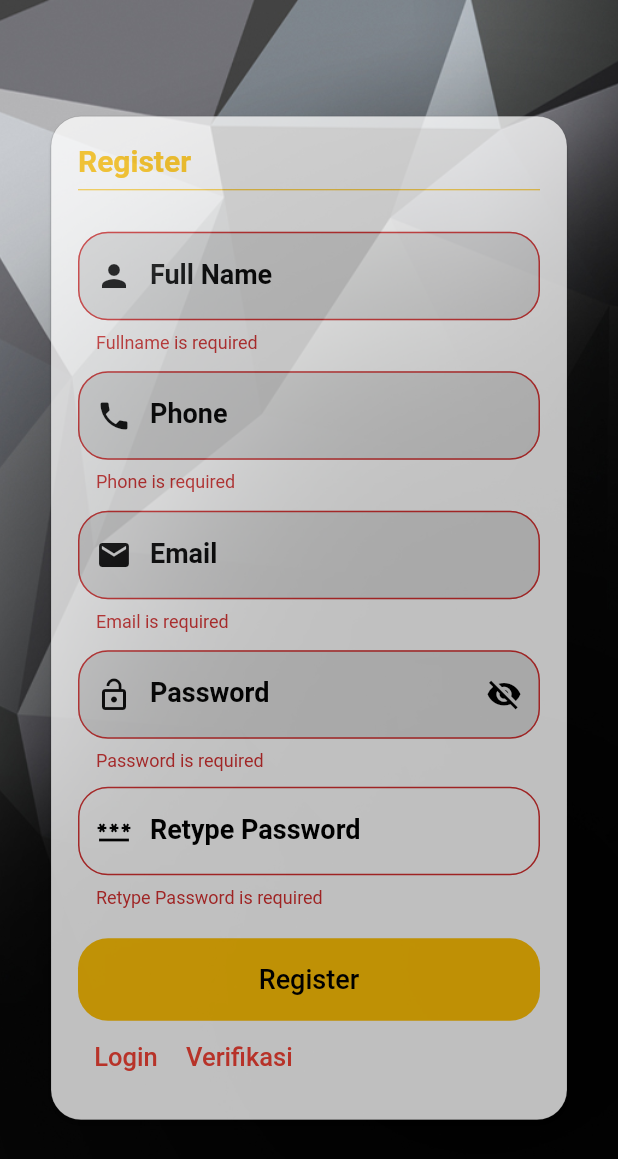
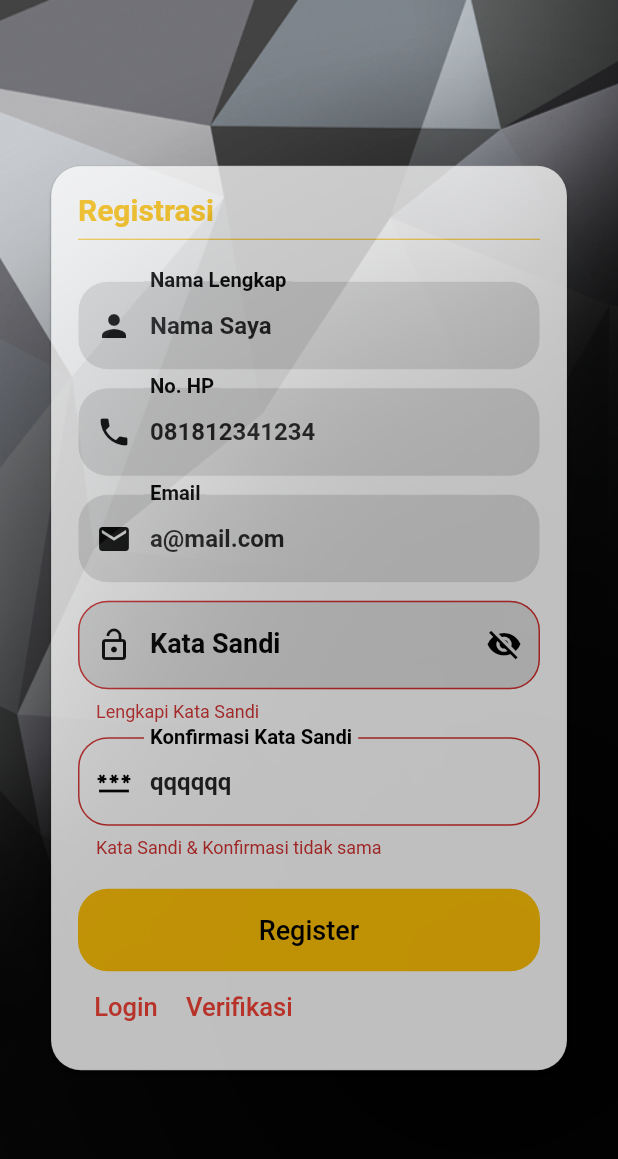
Before and after one commit to tuk4ngketik/SalesPoint, a Flutter app: the Daftar screen opened directly, after a tap on "Register", on a phone screen of 412 x 824 dp. Shown: the top 1159 px of the screen. Run offline on Flutter 3.47's test engine with Material 2 defaults, Android fonts, the phone set to English and light mode, and no system bars; our stand-ins replace get, package_info_plus, shared_preferences; missing offline and left inert: easy_autocomplete, responsive_navigation_bar; accounts and stored records are empty.

Commit message:
Ad sessin status_app   register

```diff
--- a/lib/Views/daftar.dart
+++ b/lib/Views/daftar.dart
@@ -3,11 +3,11 @@
 // import 'dart:convert';
 
 import 'dart:convert';
-import 'package:easy_autocomplete/easy_autocomplete.dart';
   import 'package:flutter/material.dart';
   import 'package:get/get.dart';
   import 'package:package_info_plus/package_info_plus.dart';
   import 'package:sales_point/Apis/a_login.dart';
+  import 'package:sales_point/Cfg/sess.dart';
   import 'package:sales_point/Helper/rgx.dart';
   import 'package:sales_point/Helper/tanggal.dart';
   import 'package:sales_point/Views/verifikasi.dart';
@@ -23,18 +23,16 @@ class Daftar extends StatefulWidget{
 
 class _Daftar extends State<Daftar>{
 
+  Sess sess = Sess();
   final now = DateTime.now();
   Tanggal tgl = Tanggal();
-
   ApiLogin apiLogin = ApiLogin();
   String? msgAPiDealerpartisipasi;
 
   bool visiblePass =  false;
   bool isLoad =  false;
   final _formKey = GlobalKey<FormState>();
-  String? _email, _passwd, _passwdKonfirm,
-          nama_lengkap,  no_ktp, no_hp,
-          company_serial, branch_serial;
+  String? _email, _passwd, _passwdKonfirm, nama_lengkap,  no_hp ;
   final passwd_ = TextEditingController();
 
   PackageInfo _packageInfo = PackageInfo(
@@ -52,8 +50,7 @@ class _Daftar extends State<Daftar>{
 
   void initState() {
     super.initState();
-    _initPackageInfo();
-    // _getDealer();
+    // _initPackageInfo();
   }
 
   void dispose() {
@@ -94,16 +91,17 @@ class _Daftar extends State<Daftar>{
                         crossAxisAlignment: CrossAxisAlignment.start,
                         children: [
 
-                          const Text('Register', style: TextStyle(fontSize: 20, fontWeight: FontWeight.bold, color: Colors.amber),),
+                          const Text('Registrasi', style: TextStyle(fontSize: 20, fontWeight: FontWeight.bold, color: Colors.amber),),
                           const Divider(color: Colors.amber,),
                           br(20),
 
-                          // NAma Depan
+                          // NAma LEngkap
                           TextFormField(
                             style: const TextStyle(  fontWeight: FontWeight.bold),
+                            initialValue: 'Nama Saya',
                              decoration:  InputDecoration(
-                              labelText: 'Full Name',
-                              hintText: 'Full Name',
+                              labelText: 'Nama Lengkap',
+                              hintText: 'Nama Lengkap',
                               border: Css.roundInput20,
                               enabledBorder:  Css.roundInput20,
                               prefixIcon: const Icon(Icons.person, color: Colors.black),
@@ -114,13 +112,13 @@ class _Daftar extends State<Daftar>{
                             onSaved:(newValue) => nama_lengkap = newValue,
                             validator: (value) {
                               if(value!.isEmpty){
-                                return 'Fullname is required';
+                                return 'Lengkapi Nama Lengkap';
                               }
                               if(value.length < 3){
-                                return 'Min 3 Characters';
+                                return 'Min 3 karakter';
                               }
                               if( namaLengkap(value) == false){
-                                return 'Invalid character ';
+                                return 'Karakter tidak valid ';
                               }
                               return null;
                             },
@@ -142,7 +140,7 @@ class _Daftar extends State<Daftar>{
                             //   onSaved:(newValue) => no_ktp = newValue,
                             //   validator: (value) {
                             //     if(value!.isEmpty){
-                            //       return 'Indentity is required';
+                            //       return 'Indentity Lengkapi';
                             //     }
                             //     if( numberOnly(value) == false){
                             //       return 'Number only';
@@ -158,8 +156,9 @@ class _Daftar extends State<Daftar>{
                           // No Handphone
                           TextFormField(
                             style: const TextStyle(  fontWeight: FontWeight.bold),
+                            initialValue: '081812341234',
                              decoration:  InputDecoration(
-                              labelText: 'Phone',
+                              labelText: 'No. HP',
                               hintText: '08xx',
                               border: Css.round20,
                               enabledBorder:  Css.roundInput20,
@@ -171,13 +170,13 @@ class _Daftar extends State<Daftar>{
                             onSaved:(newValue) => no_hp = newValue,
                             validator: (value) {
                               if(  value!.isEmpty )  {
-                                return 'Phone is required';
+                                return 'Lengkapi No. HP';
                               }
                               if( numberOnly(value) == false){
-                                return 'Number only';
+                                return 'Harus angka';
                               }
                               if(  value.length < 10  || value.length > 15 || kosongLapan(value) == false )  {
-                                return 'Invalid phone number';
+                                return 'No. HP tidak valid';
                               }
                               return null;
                             },
@@ -187,13 +186,14 @@ class _Daftar extends State<Daftar>{
                           // Email
                           TextFormField(
                             style: const TextStyle(  fontWeight: FontWeight.bold),
+                            initialValue: 'a@mail.com',
                             onSaved:(newValue) => _email = newValue,
                             validator: (value) {
                               if(value!.isEmpty){
-                                return 'Email is required';
+                                return 'Lengkapi Email';
                               }
                               if (GetUtils.isEmail( value ) == false ){
-                               return 'Invalid email';
+                               return 'Email tidak valid';
                               }
                               return null;
                             },
@@ -213,21 +213,22 @@ class _Daftar extends State<Daftar>{
                           // Password
                           TextFormField(
                             style: const TextStyle(  fontWeight: FontWeight.bold),
+                            // initialValue: 'qqqqqq',
                             onSaved:(newValue) => _passwd = newValue,
                             controller: passwd_,
                             validator: (value) {
                               if(value!.isEmpty  ){
-                                return 'Password is required';
+                                return 'Lengkapi Kata Sandi';
                               }
                               if( value.length < 6 || value.length > 15){
-                                return 'Password min 6 s/d  15 characters';
+                                return 'Kata Sandi min 6 s/d  15 karakter';
                               }
                               return null;
                             },
                             obscureText: (visiblePass ==  false) ? true : false,
                             decoration:  InputDecoration(
                               labelStyle: Css.labelStyle,
-                              labelText: 'Password',
+                              labelText: 'Kata Sandi',
                               border: Css.round20,
                               enabledBorder:  Css.roundInput20,
                               prefixIcon: const Icon(Icons.lock_open, color: Colors.black),
@@ -249,21 +250,12 @@ class _Daftar extends State<Daftar>{
 
                           // Password Konfirm
                           TextFormField(
+                            initialValue: 'qqqqqq',
                             style: const TextStyle(  fontWeight: FontWeight.bold),
-                            onSaved:(newValue) => _passwdKonfirm = newValue,
-                            validator: (value) {
-                              if(value!.isEmpty){
-                                return 'Retype Password is required';
-                              }
-                              if(value != passwd_.text ){
-                                return 'Password & Retype password not match';
-                              }
-                              return null;
-                            },
-                            obscureText: (visiblePass ==  false) ? true : false,
+                            // obscureText: (visiblePass ==  false) ? true : false,
                             decoration:  InputDecoration(
                               labelStyle: Css.labelStyle,
-                              labelText: 'Retype Password',
+                              labelText: 'Konfirmasi Kata Sandi',
                               border: Css.round20,
                               enabledBorder:  Css.roundInput20,
                               prefixIcon: const Icon(Icons.password, color: Colors.black),
@@ -271,6 +263,16 @@ class _Daftar extends State<Daftar>{
                               filled: true,
                               fillColor: Colors.white,
                             ),
+                            onSaved:(newValue) => _passwdKonfirm = newValue,
+                            validator: (value) {
+                              if(value!.isEmpty){
+                                return 'Lengkapi Konfirmasi Kata Sandi';
+                              }
+                              if(value != passwd_.text ){
+                                return 'Kata Sandi & Konfirmasi tidak sama';
+                              }
+                              return null;
+                            },
                           ),
 
                           br(20),
@@ -327,6 +329,7 @@ class _Daftar extends State<Daftar>{
 
 
   Future<void> _daftar() async {
+
     setState(() { isLoad = true; });
     String pckDate = base64.encode(utf8.encode( tgl.dmy() ));
     String pckName = base64.encode(utf8.encode( _packageInfo.packageName));
@@ -341,16 +344,15 @@ class _Daftar extends State<Daftar>{
     };
 
     var data = {
-      'company_serial' : company_serial,
-      'branch_serial' : branch_serial,
       'email' : _email,
       'passwd' : _passwd,
       'nama_lengkap' : nama_lengkap,
-      'no_ktp' : no_ktp,
       'phone' : no_hp
+      // 'company_serial' : company_serial,
+      // 'branch_serial' : branch_serial,
+      // 'no_ktp' : no_ktp,
     };
-    // print ('headers $headers');
-    print ('data $data');
+    // print ('headers $headers')
 
     apiLogin.daftar( headers, jsonEncode(data) ).then((v) {
 
@@ -368,10 +370,14 @@ class _Daftar extends State<Daftar>{
           setState(() { isLoad = false; });
           return;
         }
-          print('Next Ok');
+
+        sess.setSess('status_app', 'register');
+        sess.setSess('namaLengkap', nama_lengkap!);
+        sess.setSess('email',  '$_email');
+        sess.setSess('phone',  no_hp!);
         Get.offAll(() => const Verifikasi());
+    });
 
-    });
   }
 
   List<String> listBranchname = [];
```
Lines whose indentation alone changed are shown as unchanged.
